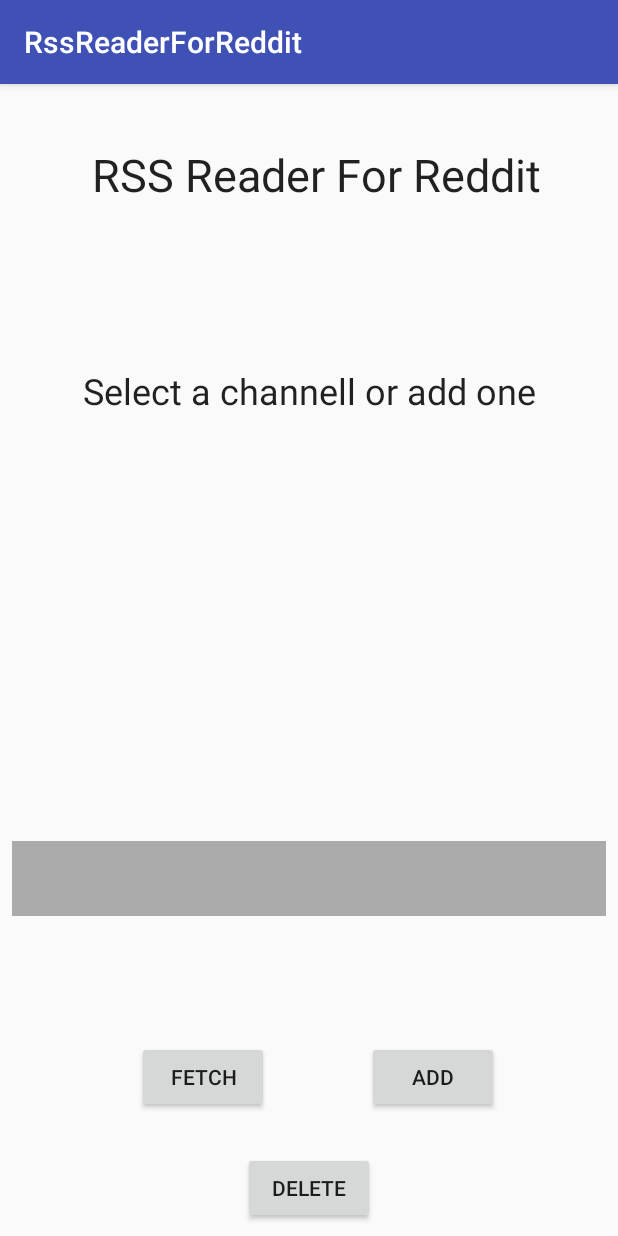
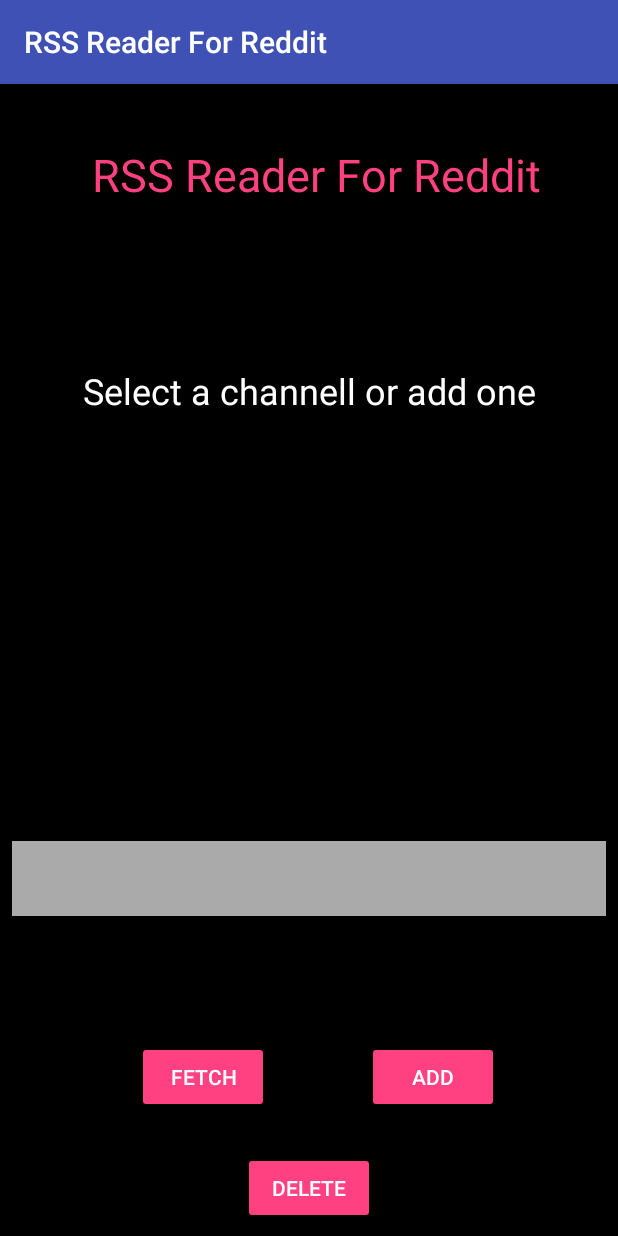
Before and after one commit to k0staa/RssReaderForReddit, an Android app: the screen it shows after launch (MainActivity), on a phone screen of 412 x 824 dp. Run offline under Robolectric (Android 15) with nearby library versions, the phone set to English and light mode, and no system bars.

Commit message:
Added different colours for application. TO-DO - remove possibility to add two same channels

```diff
--- a/app/src/main/res/layout/activity_main.xml
+++ b/app/src/main/res/layout/activity_main.xml
@@ -5,42 +5,44 @@
     android:layout_width="match_parent"
     android:layout_height="match_parent"
     tools:context=".MainActivity"
-    android:transitionGroup="true">
+    android:transitionGroup="true"
+    android:background="#FF000000">
 
     <Button
         android:id="@+id/addChannelViewbutton"
-        style="@android:style/Widget.Material.Light.Button"
+        style="@android:style/Widget.Material.Button.Colored"
         android:layout_width="wrap_content"
         android:layout_height="wrap_content"
         android:layout_alignStart="@+id/fetchButton"
         android:layout_centerVertical="true"
         android:layout_marginBottom="8dp"
+        android:layout_marginEnd="79dp"
         android:layout_marginRight="16dp"
         android:layout_marginTop="8dp"
         android:text="Add"
         app:layout_constraintBottom_toBottomOf="parent"
         app:layout_constraintRight_toRightOf="parent"
         app:layout_constraintTop_toBottomOf="@+id/spinner"
-        android:layout_marginEnd="79dp"
         app:layout_constraintVertical_bias="0.503" />
 
     <TextView
         android:id="@+id/textview"
         android:layout_width="wrap_content"
         android:layout_height="wrap_content"
+        android:layout_marginEnd="8dp"
+        android:layout_marginLeft="17dp"
+        android:layout_marginRight="8dp"
         android:layout_marginStart="17dp"
+        android:layout_marginTop="40dp"
         android:text="RSS Reader For Reddit"
         android:textAppearance="@android:style/TextAppearance.Material.Large"
+        android:textColor="?android:attr/textColorLink"
         android:textSize="30sp"
+        app:layout_constraintLeft_toLeftOf="parent"
+        app:layout_constraintRight_toRightOf="parent"
+        app:layout_constraintTop_toTopOf="parent"
         tools:layout_constraintLeft_creator="1"
-        tools:layout_constraintTop_creator="1"
-        app:layout_constraintTop_toTopOf="parent"
-        android:layout_marginTop="40dp"
-        android:layout_marginLeft="17dp"
-        app:layout_constraintLeft_toLeftOf="parent"
-        android:layout_marginRight="8dp"
-        app:layout_constraintRight_toRightOf="parent"
-        android:layout_marginEnd="8dp" />
+        tools:layout_constraintTop_creator="1" />
 
     <TextView
         android:id="@+id/textView"
@@ -53,7 +55,7 @@
         android:layout_marginStart="8dp"
         android:layout_marginTop="94dp"
         android:text="Select a channell or add one"
-        android:textColor="?android:attr/editTextColor"
+        android:textColor="?android:attr/textColorPrimaryInverse"
         android:textSize="24sp"
         app:layout_constraintBottom_toTopOf="@+id/spinner"
         app:layout_constraintLeft_toLeftOf="parent"
@@ -82,31 +84,32 @@
 
     <Button
         android:id="@+id/fetchButton"
-        style="@android:style/Widget.Material.Light.Button"
+        style="@android:style/Widget.Material.Button.Colored"
         android:layout_width="wrap_content"
         android:layout_height="wrap_content"
+        android:layout_marginBottom="8dp"
+        android:layout_marginLeft="47dp"
+        android:layout_marginStart="91dp"
+        android:layout_marginTop="8dp"
         android:text="Fetch"
+        app:layout_constraintBottom_toBottomOf="parent"
+        app:layout_constraintLeft_toLeftOf="parent"
+        app:layout_constraintTop_toBottomOf="@+id/spinner"
+        app:layout_constraintVertical_bias="0.503"
         tools:layout_constraintLeft_creator="1"
-        tools:layout_constraintTop_creator="1"
-        android:layout_marginLeft="47dp"
-        app:layout_constraintLeft_toLeftOf="parent"
-        app:layout_constraintBottom_toBottomOf="parent"
-        android:layout_marginBottom="8dp"
-        android:layout_marginTop="8dp"
-        app:layout_constraintTop_toBottomOf="@+id/spinner"
-        android:layout_marginStart="91dp"
-        app:layout_constraintVertical_bias="0.503" />
+        tools:layout_constraintTop_creator="1" />
 
     <Button
         android:id="@+id/deleteButton"
+        style="@android:style/Widget.Material.Button.Colored"
         android:layout_width="wrap_content"
         android:layout_height="wrap_content"
+        android:layout_marginBottom="8dp"
+        android:layout_marginLeft="8dp"
+        android:layout_marginRight="8dp"
         android:text="Delete"
-        android:layout_marginRight="8dp"
-        app:layout_constraintRight_toRightOf="parent"
-        android:layout_marginLeft="8dp"
+        app:layout_constraintBottom_toBottomOf="parent"
         app:layout_constraintLeft_toLeftOf="parent"
-        app:layout_constraintBottom_toBottomOf="parent"
-        android:layout_marginBottom="8dp" />
+        app:layout_constraintRight_toRightOf="parent" />
 
 </android.support.constraint.ConstraintLayout>
--- a/app/src/main/res/values/colors.xml
+++ b/app/src/main/res/values/colors.xml
@@ -2,5 +2,5 @@
 <resources>
     <color name="colorPrimary">#3F51B5</color>
     <color name="colorPrimaryDark">#303F9F</color>
-    <color name="colorAccent">#FF4081</color>
+    <color name="colorAccent">#ff4081</color>
 </resources>
--- a/app/src/main/res/values/strings.xml
+++ b/app/src/main/res/values/strings.xml
@@ -1,3 +1,3 @@
 <resources>
-    <string name="app_name">RssReaderForReddit</string>
+    <string name="app_name">RSS Reader For Reddit</string>
 </resources>
```
Also changed, not shown: app/src/main/res/layout/activity_add_channel.xml (+18 -15 lines), app/src/main/res/layout/activity_second.xml (+6 -4 lines).
